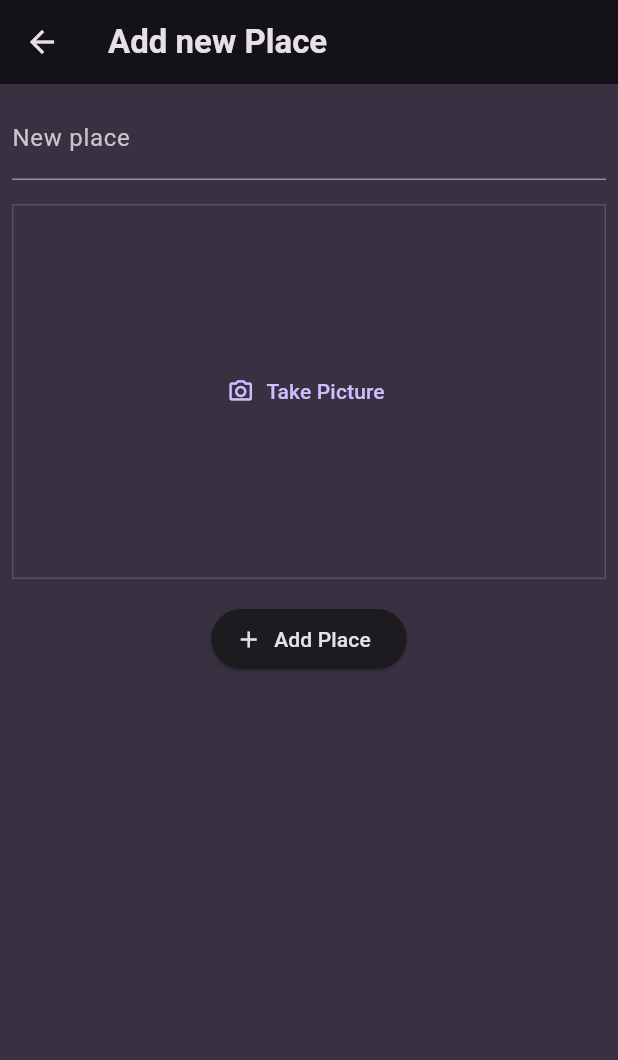
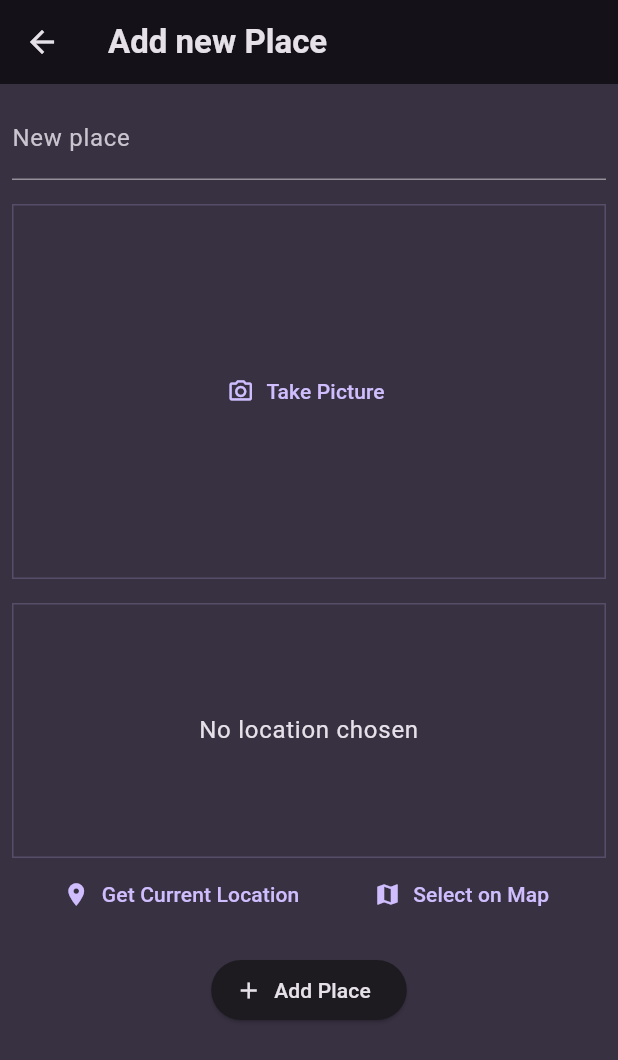
Before and after one commit to MateiEne/Flutter-Udemy, a Flutter app: the NewPlace screen opened directly, on a phone screen of 412 x 824 dp. Shown: the top 1060 px of the screen. Run offline on Flutter 3.47's test engine with Material 3 defaults, Android fonts, the light colour scheme and no system bars; our stand-ins replace flutter_riverpod, google_fonts, image_picker, transparent_image.

Commit message:
created the project

```diff
--- a/FavoritePlaces/lib/screens/new_place.dart
+++ b/FavoritePlaces/lib/screens/new_place.dart
@@ -3,6 +3,7 @@
 import 'package:favorite_places/models/place.dart';
 import 'package:favorite_places/providers/favorite_places_provider.dart';
 import 'package:favorite_places/widgets/image_input.dart';
+import 'package:favorite_places/widgets/location_input.dart';
 import 'package:flutter/material.dart';
 import 'package:flutter_riverpod/flutter_riverpod.dart';
 
@@ -70,6 +71,8 @@
                   },
                 ),
                 const SizedBox(height: 16),
+                const LocationInput(),
+                const SizedBox(height: 16),
                 ElevatedButton.icon(
                   onPressed: _savePlace,
                   icon: Icon(
--- /dev/null
+++ b/FavoritePlaces/lib/widgets/location_input.dart
@@ -0,0 +1,99 @@
+import 'package:flutter/material.dart';
+// import 'package:location/location.dart';
+
+class LocationInput extends StatefulWidget {
+  const LocationInput({super.key});
+
+  @override
+  State<LocationInput> createState() => _LocationInputState();
+}
+
+class _LocationInputState extends State<LocationInput> {
+  // Location? _pickedLocation;
+  bool _isGettingLocation = false;
+
+  // void _getCurrentLocation() async {
+  //   Location location = Location();
+  //
+  //   bool serviceEnabled;
+  //   PermissionStatus permissionGranted;
+  //   LocationData locationData;
+  //
+  //   serviceEnabled = await location.serviceEnabled();
+  //   if (!serviceEnabled) {
+  //     serviceEnabled = await location.requestService();
+  //     if (!serviceEnabled) {
+  //       return;
+  //     }
+  //   }
+  //
+  //   permissionGranted = await location.hasPermission();
+  //   if (permissionGranted == PermissionStatus.denied) {
+  //     permissionGranted = await location.requestPermission();
+  //     if (permissionGranted != PermissionStatus.granted) {
+  //       return;
+  //     }
+  //   }
+  //
+  //   setState(() {
+  //     _isGettingLocation = true;
+  //   });
+  //
+  //   locationData = await location.getLocation(); // getting the users location with location.getLocation can get a while
+  //
+  //   setState(() {
+  //     _isGettingLocation = false;
+  //   });
+  //
+  //   print(locationData.latitude);
+  //   print(locationData.longitude);
+  // }
+
+  @override
+  Widget build(BuildContext context) {
+    Widget previewContent = Text(
+      "No location chosen",
+      textAlign: TextAlign.center,
+      style: Theme.of(context).textTheme.bodyLarge!.copyWith(
+        color: Theme.of(context).colorScheme.onBackground,
+      ),
+    );
+
+    if (_isGettingLocation) {
+      previewContent = const CircularProgressIndicator();
+    }
+
+    return Column(
+      children: [
+        Container(
+          height: 170,
+          width: double.infinity,
+          alignment: Alignment.center,
+          decoration: BoxDecoration(
+            border: Border.all(
+              width: 1,
+              color: Theme.of(context).colorScheme.primary.withOpacity(0.2),
+            ),
+          ),
+          child: previewContent,
+        ),
+        Row(
+          mainAxisAlignment: MainAxisAlignment.spaceEvenly,
+          children: [
+            TextButton.icon(
+              // onPressed: _getCurrentLocation,
+              onPressed: () {},
+              icon: const Icon(Icons.location_on),
+              label: const Text("Get Current Location"),
+            ),
+            TextButton.icon(
+              onPressed: () {},
+              icon: const Icon(Icons.map),
+              label: const Text("Select on Map"),
+            ),
+          ],
+        )
+      ],
+    );
+  }
+}
--- a/FavoritePlaces/pubspec.yaml
+++ b/FavoritePlaces/pubspec.yaml
@@ -39,6 +39,7 @@
   flutter_riverpod: ^2.5.1
   uuid: ^4.4.2
   image_picker: ^1.0.8
+  location: ^6.0.2
 
 dev_dependencies:
   flutter_test:
--- a/MealsApp/pubspec.yaml
+++ b/MealsApp/pubspec.yaml
@@ -37,6 +37,7 @@
   cupertino_icons: ^1.0.2
   google_fonts: ^4.0.4
   transparent_image: ^2.0.1
+  flutter_riverpod: ^2.4.5
 
 dev_dependencies:
   flutter_test:
```
Also changed, not shown: ChatApp/analysis_options.yaml (added, +28 -0 lines), ChatApp/lib/main.dart (added, +125 -0 lines), ChatApp/pubspec.yaml (added, +90 -0 lines), FavoritePlaces/lib/screens/place_details.dart (+10 -0 lines), MealsApp/lib/main.dart (+6 -3 lines), MealsApp/lib/providers/meals_provider.dart (+7 -0 lines), MealsApp/lib/screens/home.dart (+8 -5 lines), ChatApp/pubspec.lock (added), FavoritePlaces/pubspec.lock, MealsApp/pubspec.lock, 127 other files.
